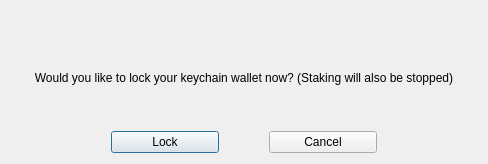
Before: the Qt Designer form src/qt/forms/lockdialog.ui in pedrorv0106/DAPS, drawn with Qt 5.
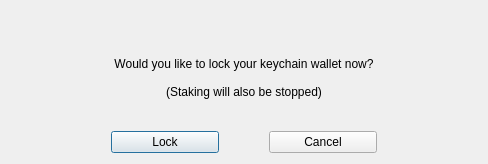
After: the same form once the commit is applied.

Commit message: Add line break for Lock message

```diff
--- a/src/qt/forms/lockdialog.ui
+++ b/src/qt/forms/lockdialog.ui
@@ -37,7 +37,9 @@
         <number>3</number>
        </property>
        <property name="text">
-        <string>Would you like to lock your keychain wallet now? (Staking will also be stopped)</string>
+        <string>Would you like to lock your keychain wallet now?
+
+(Staking will also be stopped)</string>
        </property>
        <property name="alignment">
         <set>Qt::AlignCenter</set>
```
